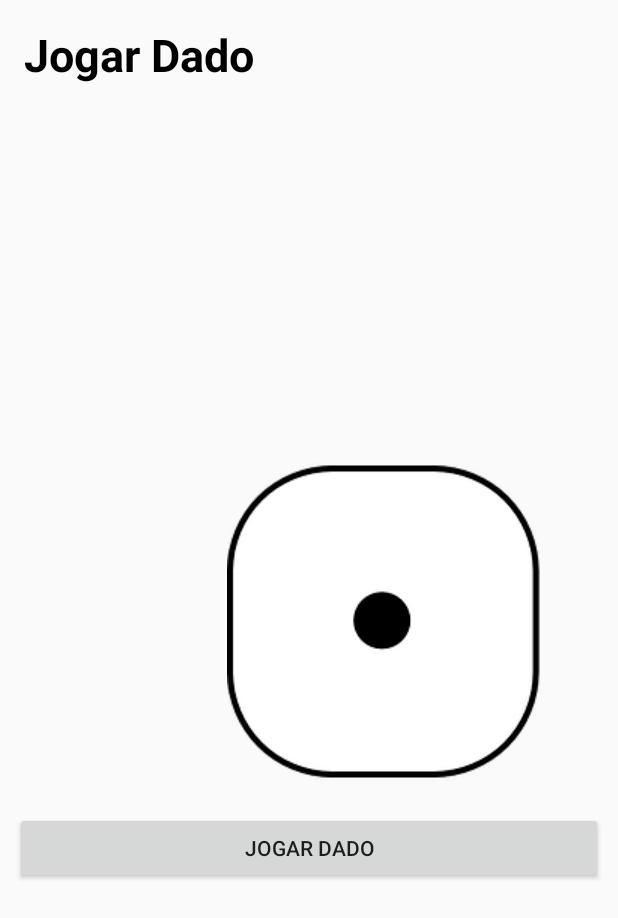
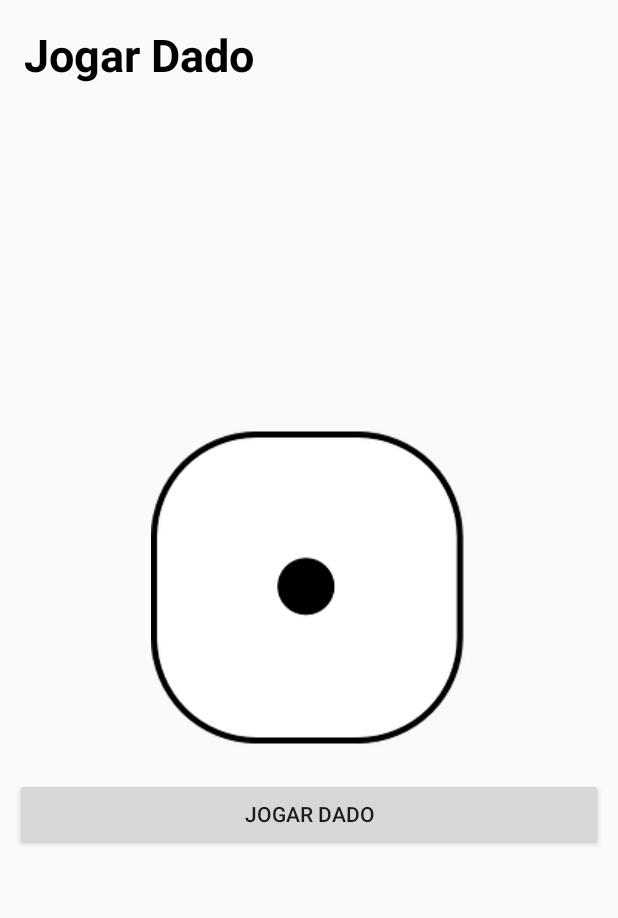
Before and after one commit to felippefc/Jogo-do-Dado, an Android app built with Jetpack Compose: the screen it shows after launch (MainActivity), on a phone screen of 412 x 824 dp. Shown: the top 918 px of the screen. Run offline under Robolectric (Android 15) with nearby library versions, the phone set to English and light mode, and no system bars.

```diff
--- a/app/src/main/res/layout/main_activity.xml
+++ b/app/src/main/res/layout/main_activity.xml
@@ -26,11 +26,14 @@
         android:layout_marginStart="100dp"
         android:src="@drawable/dice1"
         app:layout_constraintBottom_toBottomOf="parent"
+        app:layout_constraintEnd_toEndOf="parent"
+        app:layout_constraintHorizontal_bias="0.009"
         app:layout_constraintStart_toStartOf="parent"
         app:layout_constraintTop_toTopOf="parent"
-        app:layout_constraintEnd_toEndOf="parent"/>
+        app:layout_constraintVertical_bias="0.463" />
 
     <Button
+        android:id="@+id/botao"
         android:layout_width="match_parent"
         android:layout_height="wrap_content"
         android:layout_marginStart="10dp"
```
Also changed, not shown: app/src/main/java/com/example/jogododado/MainActivity.kt (+32 -0 lines).
